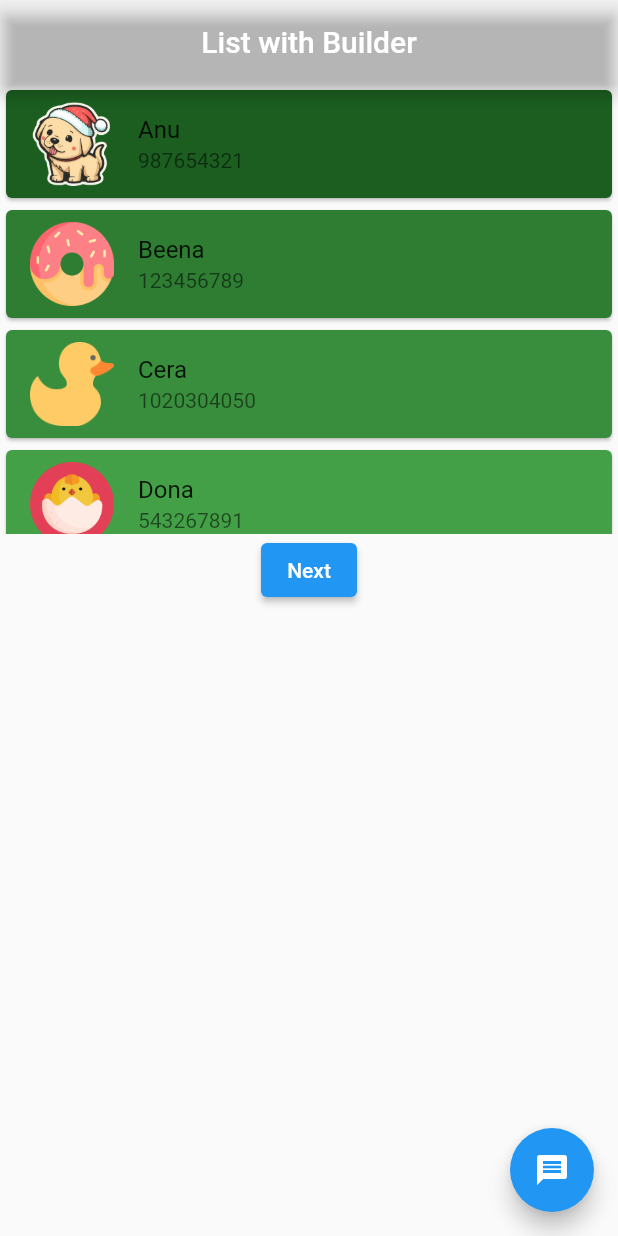
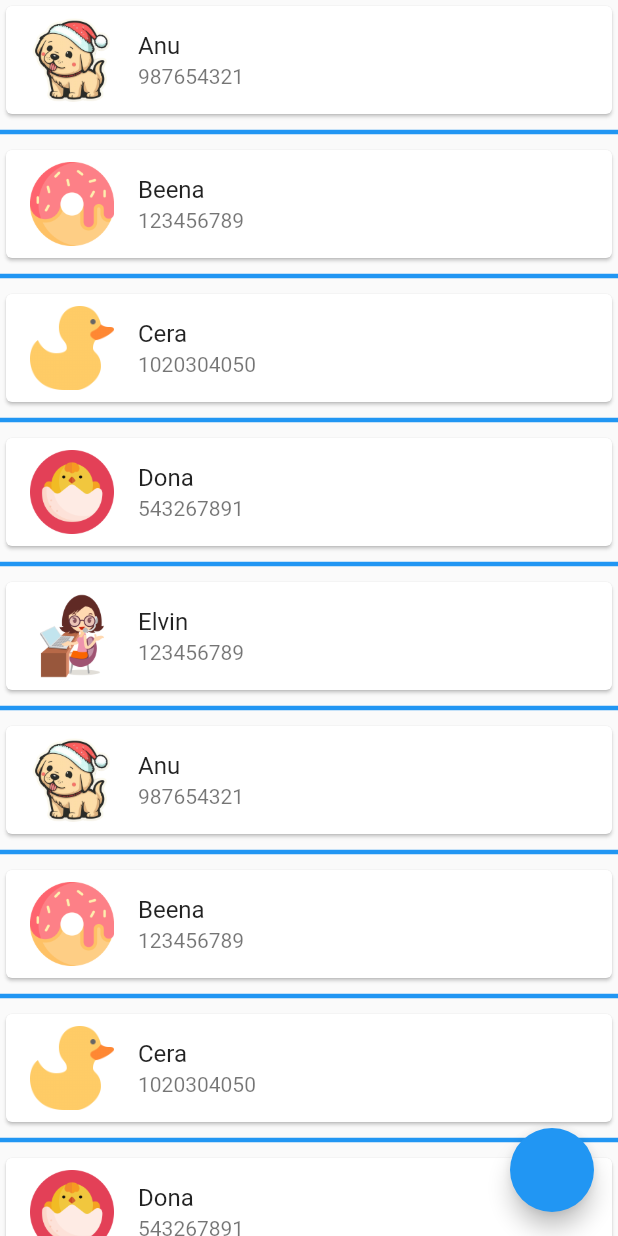
Before and after one commit to sreedeviluminar/my_prroject, a Flutter app: the screen it shows after launch, on a phone screen of 412 x 824 dp. Run offline on Flutter 3.47's test engine with Material 2 defaults, Android fonts, the phone set to English and light mode, and no system bars; our stand-ins replace device_preview, fluttertoast, google_fonts.

Commit message:
initial commit

```diff
--- /dev/null
+++ b/lib/List_with_separator.dart
@@ -0,0 +1,85 @@
+import 'package:flutter/material.dart';
+import 'package:my_prroject/main.dart';
+
+class List_with_separator extends StatelessWidget {
+  var names = [
+    "Anu",
+    "Beena",
+    "Cera",
+    "Dona",
+    "Elvin",
+    "Anu",
+    "Beena",
+    "Cera",
+    "Dona",
+    "Elvin"
+  ];
+  var numbers = [
+    987654321,
+    123456789,
+    1020304050,
+    543267891,
+    123456789,
+    987654321,
+    123456789,
+    1020304050,
+    543267891,
+    123456789
+  ];
+  var photo = [
+    "assets/icons/babydog.png",
+    "assets/icons/donut.png",
+    "assets/icons/duckicon.png",
+    "assets/icons/easter.png",
+    "assets/icons/logingirl.png",
+    "assets/icons/babydog.png",
+    "assets/icons/donut.png",
+    "assets/icons/duckicon.png",
+    "assets/icons/easter.png",
+    "assets/icons/logingirl.png"
+  ];
+
+  @override
+  Widget build(BuildContext context) {
+    return Scaffold(
+        // appBar: AppBar(
+        //   title: Text("MyContacts"),
+        //   actions: [
+        //     IconButton(onPressed: () {
+        //
+        //     }, icon: Icon(Icons.sunny)),
+        //     Icon(Icons.camera_alt),
+        //     PopupMenuButton(itemBuilder: (context) {
+        //       return [
+        //         PopupMenuItem(
+        //           child: Text("New Group"),
+        //           onTap: () {},
+        //         ),
+        //         PopupMenuItem(child: Text("New BroadCast")),
+        //         PopupMenuItem(child: Text("Linked Device")),
+        //         PopupMenuItem(child: Text("Payments")),
+        //         PopupMenuItem(child: Text("Settings"))
+        //       ];
+        //     })
+        //   ],
+        // ),
+        floatingActionButton: FloatingActionButton(onPressed: () {}),
+        body: ListView.separated(
+            itemBuilder: (context, index) {
+              return Card(
+                child: ListTile(
+                  leading: Image.asset(photo[index]),
+                  title: Text(names[index]),
+                  subtitle: Text("${numbers[index]}"),
+                ),
+              );
+            },
+            separatorBuilder: (cntx, index) {
+              return const Divider(
+                thickness: 3,
+                color: Colors.blue,
+              );
+            },
+            itemCount: names.length));
+  }
+}
--- a/lib/Listview_builder.dart
+++ b/lib/Listview_builder.dart
@@ -56,11 +56,11 @@ class List_with_builder extends StatelessWidget {
   @override
   Widget build(BuildContext context) {
     return Scaffold(
-      appBar: AppBar(
-        backgroundColor: Colors.transparent,
-        //centerTitle:true,
-        title: const Center(child: Text("List with Builder")),
-      ),
+      // appBar: AppBar(
+      //   backgroundColor: Colors.transparent,
+      //   //centerTitle:true,
+      //   title: const Center(child: Text("List with Builder")),
+      // ),
       floatingActionButton: FloatingActionButton(
         onPressed: () {
           Navigator.of(context)
--- a/lib/statefulLogin.dart
+++ b/lib/statefulLogin.dart
@@ -17,9 +17,9 @@ class _LoginPage2State extends State<LoginPage2> {
   @override
   Widget build(BuildContext context) {
     return Scaffold(
-      appBar: AppBar(
-        title: Text("LOGIN STATEFUL"),
-      ),
+      // appBar: AppBar(
+      //   title: Text("LOGIN STATEFUL"),
+      // ),
       body: Form(
         key: formkey,
         child: Column(
```
Also changed, not shown: lib/home.dart (+10 -10 lines), lib/main.dart (+16 -4 lines), lib/stack ex.dart (added, +26 -0 lines), lib/whatsapptab.dart (added, +63 -0 lines).
